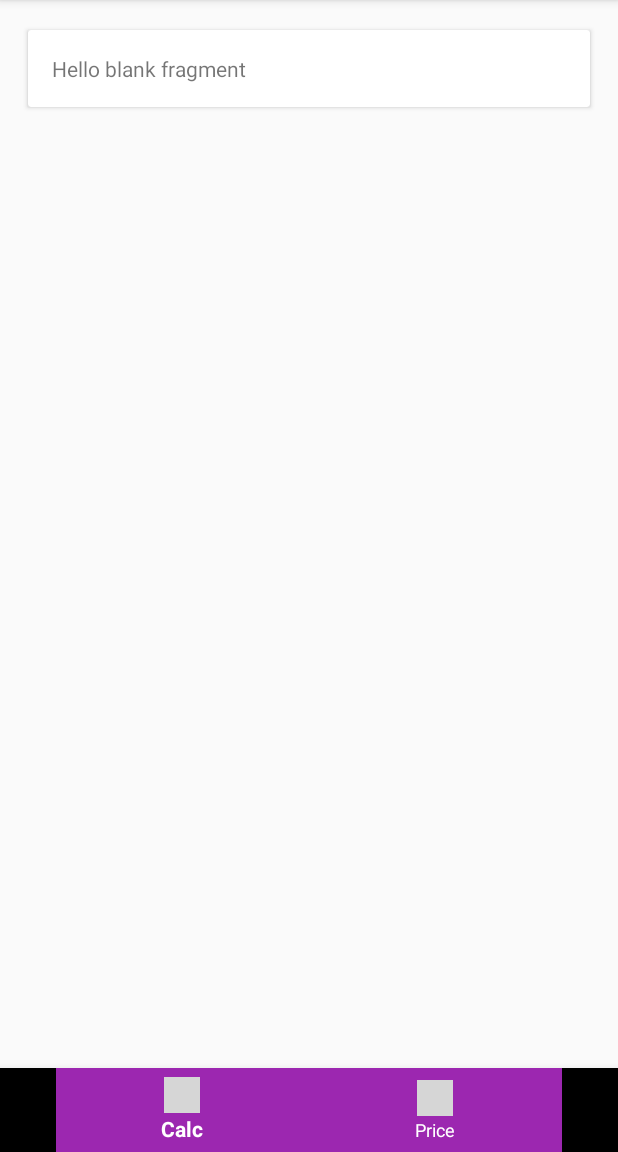
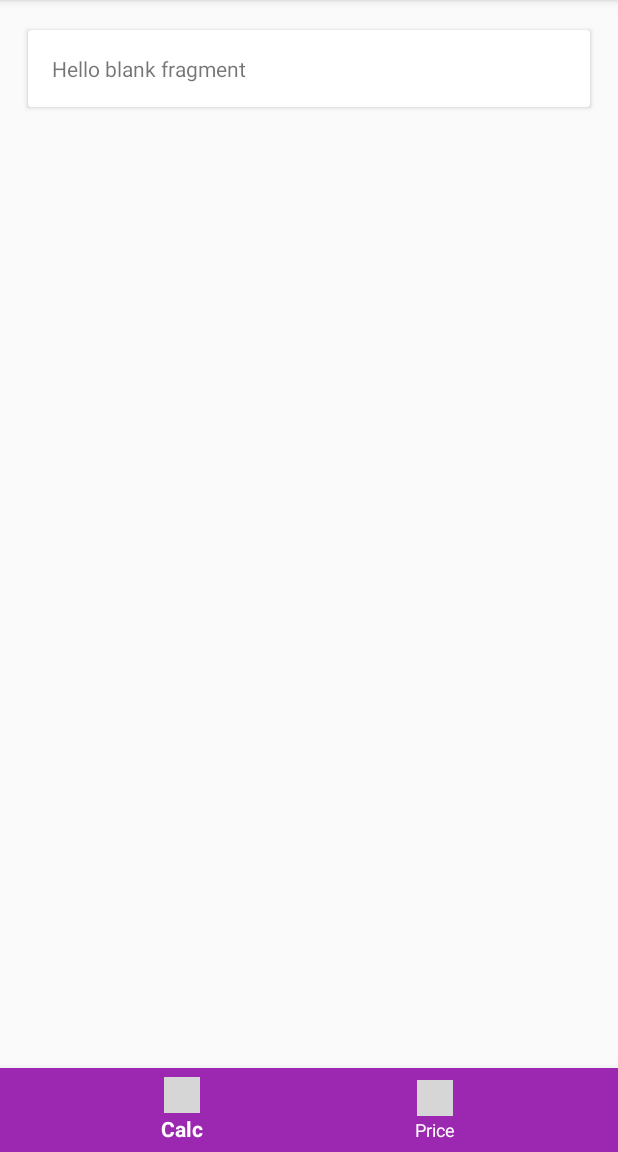
Before and after one commit to midhunhk/trip-o-meter, an Android app: the screen it shows after launch (MainActivity), item 2 of the bottom bar chosen, on a phone screen of 412 x 824 dp, the part 84-1236 px from its top. Run offline under Robolectric (Android 15) with nearby library versions, the light colour scheme and no system bars; grey boxes are pictures that could not be loaded.

Commit message:
seemingly full wihd bottom nav

```diff
--- a/app/src/main/java/com/ae/apps/tripmeter/activities/AboutActivity.java
+++ b/app/src/main/java/com/ae/apps/tripmeter/activities/AboutActivity.java
@@ -43,6 +43,6 @@
         setSupportActionBar(toolbar);
 
         getSupportActionBar().setHomeButtonEnabled(true);
-        getSupportActionBar().setDisplayHomeAsUpEnabled(true);
+        // getSupportActionBar().setDisplayHomeAsUpEnabled(true);
     }
 }
--- a/app/src/main/res/layout/activity_main.xml
+++ b/app/src/main/res/layout/activity_main.xml
@@ -11,7 +11,7 @@
     <LinearLayout
         android:layout_width="match_parent"
         android:layout_height="wrap_content"
-        android:layout_marginBottom="55dp"
+        android:layout_marginBottom="50dp"
         android:orientation="vertical">
 
         <include layout="@layout/toolbar"/>
@@ -30,6 +30,7 @@
         android:layout_alignParentBottom="true"
         android:layout_gravity="bottom"
         app:itemBackground="@color/colorPrimary"
+        android:background="@color/colorPrimary"
         app:itemIconTint="@android:color/white"
         app:itemTextColor="@android:color/white"
         app:menu="@menu/bottom_navigation_main"/>
```
